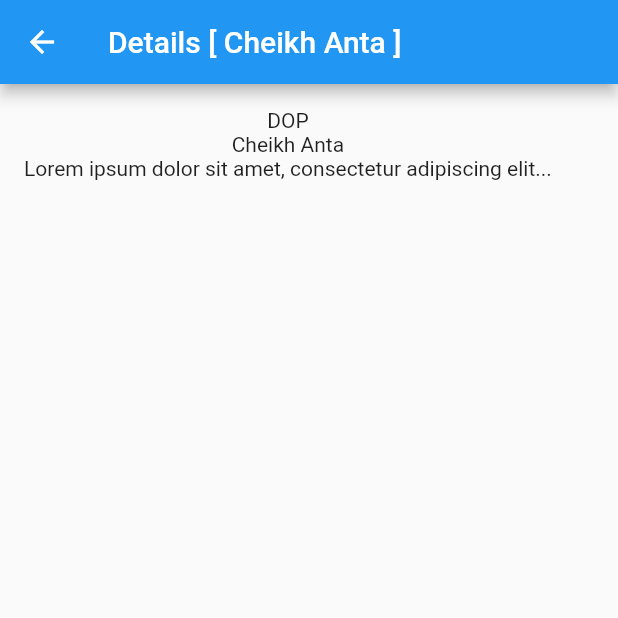
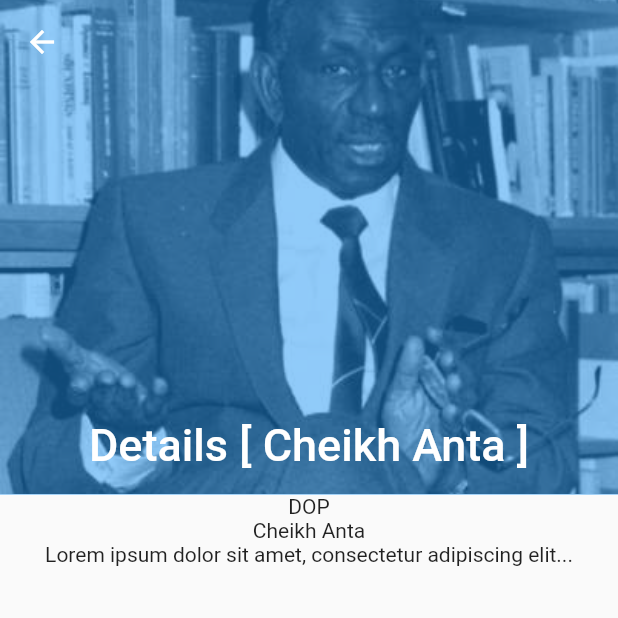
Before and after one commit to alphacpc/andoo, a Flutter app: the screen it shows after launch, after a tap on an icon or button, on a phone screen of 412 x 824 dp, the top half of it. Run offline on Flutter 3.47's test engine with Material 2 defaults, Android fonts, the phone set to English and light mode, and no system bars; our stand-ins replace flutter_slidable, getwidget.

Commit message:
Upadte detail page

```diff
--- a/lib/screens/details.dart
+++ b/lib/screens/details.dart
@@ -8,12 +8,40 @@ class DetailScreen extends StatelessWidget {
 
   @override
   Widget build(BuildContext context) {
+    double fullWidthScreen = MediaQuery.of(context).size.width;
+    double fullHeightScreen = MediaQuery.of(context).size.height;
+
     return Scaffold(
-      appBar: AppBar(
+        // appBar: AppBar(
+        //   title: Text('Details [ ' + leader.leaderFname + ' ]'),
+        // ),
+        body: CustomScrollView(
+      slivers: [
+        SliverAppBar(
+          expandedHeight: fullHeightScreen * 0.4,
+          floating: false,
+          pinned: true,
+          flexibleSpace: FlexibleSpaceBar(
+            centerTitle: true,
             title: Text('Details [ ' + leader.leaderFname + ' ]'),
+            background: Container(
+              decoration: BoxDecoration(
+                  image: DecorationImage(
+                      colorFilter: new ColorFilter.mode(
+                          Colors.black.withOpacity(0.5), BlendMode.dstATop),
+                      image: new AssetImage(leader.leaderPicture),
+                      fit: BoxFit.cover)),
             ),
-      body: Padding(
-        padding: const EdgeInsets.all(16.0),
+          ),
+        ),
+        SliverList(
+          delegate: SliverChildListDelegate([
+            Container(
+                child: Column(
+              children: [
+                Container(
+                  height: fullHeightScreen,
+                  width: fullWidthScreen,
                   child: Column(
                     children: [
                       Text(leader.leaderLname),
@@ -21,7 +49,23 @@ class DetailScreen extends StatelessWidget {
                       Text(leader.leaderMessage),
                     ],
                   ),
-      ),
-    );
+                )
+              ],
+            )),
+          ]),
+        )
+      ],
+    ));
+
+    // Padding(
+    //   padding: const EdgeInsets.all(16.0),
+    //   child: Column(
+    //     children: [
+    //       Text(leader.leaderLname),
+    //       Text(leader.leaderFname),
+    //       Text(leader.leaderMessage),
+    //     ],
+    //   ),
+    // ),
   }
 }
```
Lines whose indentation alone changed are shown as unchanged.
